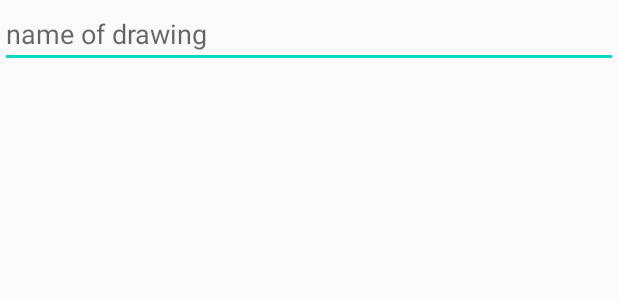
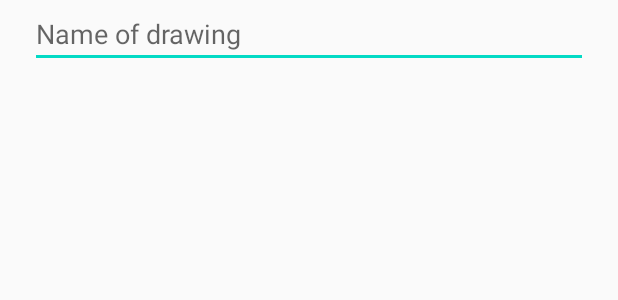
Before and after one commit to sschuraytz/CharcoalDrawing_AndroidApp, an Android app: the layout save_dialog_fragment.xml on its own in the app's theme, with its tools: preview values and no code run, on a phone screen of 412 x 824 dp. Shown: the top 300 px of the screen. Run offline under Robolectric (Android 15) with nearby library versions, the phone set to English and light mode, and no system bars.

Commit message:
UI changes for save drawing dialog, account for slight misinterpretation of voice command

```diff
--- a/app/src/main/java/com/sschuraytz/charcoaldrawing/SaveDialogFragment.java
+++ b/app/src/main/java/com/sschuraytz/charcoaldrawing/SaveDialogFragment.java
@@ -14,12 +14,11 @@ public class SaveDialogFragment extends DialogFragment {
     @Override
     public Dialog onCreateDialog(@Nullable Bundle savedInstanceState) {
         AlertDialog.Builder alertDialogBuilder = new AlertDialog.Builder(getActivity());
-        alertDialogBuilder.setTitle("SAVE");
+        alertDialogBuilder.setTitle("SAVE AS:");
         alertDialogBuilder.setView(R.layout.save_dialog_fragment);
         //drawing title
         //artist name
         //drawing description
-        alertDialogBuilder.setMessage("Save As:");
         alertDialogBuilder.setPositiveButton("OK", (dialog, which) -> {
         });
         alertDialogBuilder.setNegativeButton("Cancel", (dialog, which) -> {
--- a/app/src/main/java/com/sschuraytz/charcoaldrawing/VoiceCommands.java
+++ b/app/src/main/java/com/sschuraytz/charcoaldrawing/VoiceCommands.java
@@ -156,8 +156,7 @@ public class VoiceCommands {
                             }
                             break;
                         case "save":
-                            //TODO: print whatever the user said so I can identify why this is sometimes not being recognized
-                            //and can then add in those other options
+                        case "safe":   //speech recognizer sometimes interprets "save" as "safe"
                             voiceListener.saveDrawing();
                             break;
                         case "help":
@@ -180,8 +179,6 @@ public class VoiceCommands {
                             }
                     }
                     //smudge
-                    //save
-                    //help
                 }
             }
 
--- a/app/src/main/res/layout/save_dialog_fragment.xml
+++ b/app/src/main/res/layout/save_dialog_fragment.xml
@@ -16,6 +16,7 @@
             android:layout_height="match_parent"
             android:hint="@string/drawing_name_hint"
             android:autofillHints="drawingName"
+            android:layout_marginHorizontal="20dp"
             android:inputType="text">
         </EditText>
 
--- a/app/src/main/res/values/strings.xml
+++ b/app/src/main/res/values/strings.xml
@@ -14,5 +14,5 @@
     <string name="help_description">display voice command menu</string>
     <string name="thickness">1-100</string>
     <string name="thickness_description">set drawing tool width</string>
-    <string name="drawing_name_hint">name of drawing</string>
+    <string name="drawing_name_hint">Name of drawing</string>
 </resources>
```
